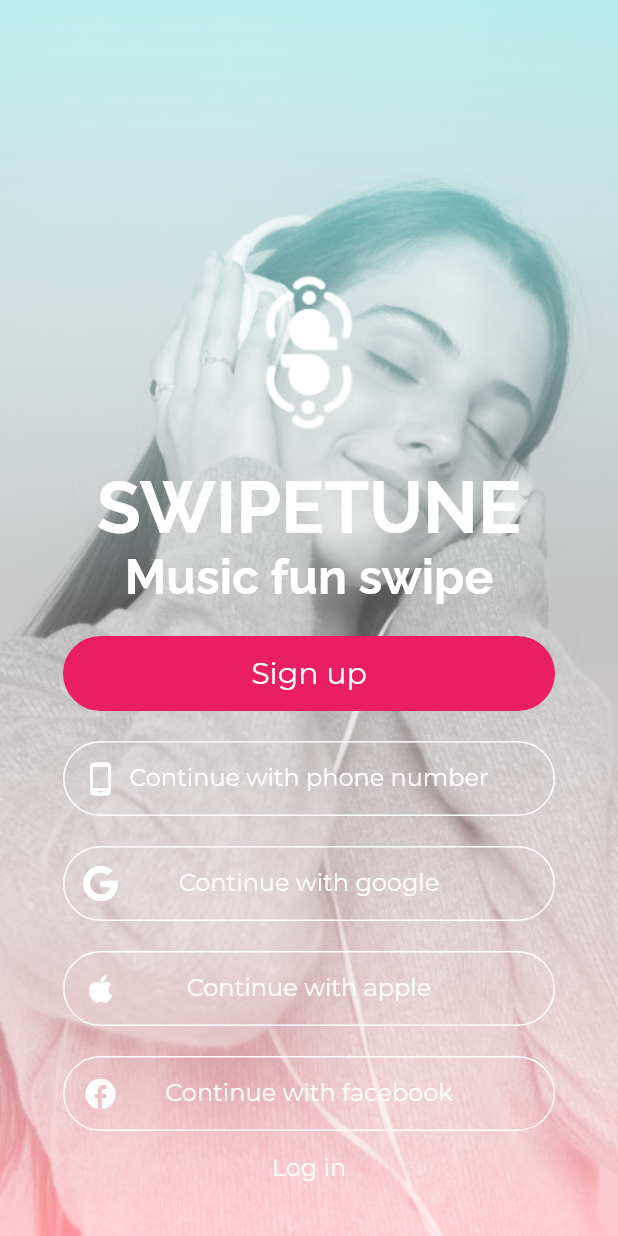
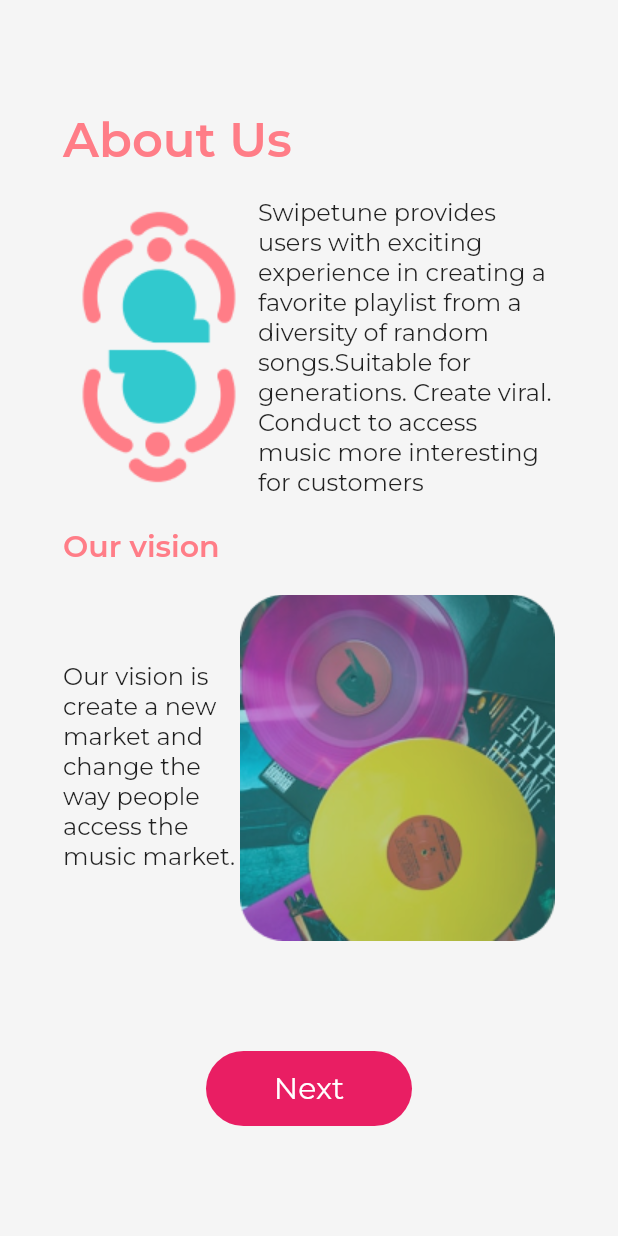
Before and after one commit to Huyuyh/Swipetune, a Flutter app: the screen it shows after launch, on a phone screen of 412 x 824 dp. Run offline on Flutter 3.47's test engine with Material 2 defaults, Android fonts, the light colour scheme and no system bars; our stand-ins replace font_awesome_flutter, get, google_fonts.

Commit message:
about us page

```diff
--- a/lib/main.dart
+++ b/lib/main.dart
@@ -1,5 +1,6 @@
 import 'package:flutter/material.dart';
 import 'package:get/get.dart';
+import 'package:swipetune/utils/constants.dart';
 import 'package:swipetune/utils/routes.dart';
 
 void main() {
@@ -16,7 +17,9 @@ class MyApp extends StatelessWidget {
       debugShowCheckedModeBanner: false,
       title: 'Swipetune',
       theme: ThemeData(
-        primarySwatch: Colors.blue,
+        primarySwatch: Colors.lightBlue,
+        appBarTheme: sAppBarTheme(),
+        scaffoldBackgroundColor: const Color(0xfff5f5f5),
       ),
       initialRoute: Routes.getHomeRoute(),
       getPages: Routes.routes,
--- /dev/null
+++ b/lib/screens/about_us_page.dart
@@ -0,0 +1,56 @@
+// ignore_for_file: prefer_const_constructors
+
+import 'package:flutter/material.dart';
+import 'package:flutter/src/widgets/framework.dart';
+import 'package:flutter/src/widgets/placeholder.dart';
+import 'package:google_fonts/google_fonts.dart';
+import 'package:swipetune/utils/constants.dart';
+import 'package:swipetune/widgets/about_us/about_us_logo.dart';
+import 'package:swipetune/widgets/about_us/our_vision.dart';
+import 'package:swipetune/widgets/button/button_small.dart';
+
+class AboutUsScreen extends StatelessWidget {
+  const AboutUsScreen({super.key});
+
+  @override
+  Widget build(BuildContext context) {
+    return Scaffold(
+      // appBar: AppBar(),
+      body: Container(
+        padding: sPadding(),
+        child: Column(
+          mainAxisAlignment: MainAxisAlignment.spaceEvenly,
+          children: [
+
+            Column(
+              crossAxisAlignment: CrossAxisAlignment.start,
+              children: [
+                Text(
+                  "About Us",
+                  style: GoogleFonts.montserrat(
+                      color: Color(0xffFF7D87),
+                      fontSize: 32,
+                      fontWeight: FontWeight.w600),
+                ),
+                SizedBox(height: 20),
+                AboutUs(),
+                SizedBox(height: 20),
+                Text(
+                  "Our vision",
+                  style: GoogleFonts.montserrat(
+                      color: Color(0xffFF7D87),
+                      fontSize: 20,
+                      fontWeight: FontWeight.w600),
+                ),
+                SizedBox(height: 20),
+                OurVision(),
+              ],
+            ),
+                Center(child: SolidButtonSmall(label: 'Next', color: Colors.pink,))
+
+          ],
+        ),
+      ),
+    );
+  }
+}
--- a/lib/screens/login_page.dart
+++ b/lib/screens/login_page.dart
@@ -3,6 +3,7 @@
 import 'package:flutter/material.dart';
 import 'package:flutter/src/widgets/framework.dart';
 import 'package:flutter/src/widgets/placeholder.dart';
+import 'package:swipetune/utils/constants.dart';
 import 'package:swipetune/widgets/button/button_large.dart';
 import 'package:swipetune/widgets/button/button_outline_large.dart';
 import 'package:swipetune/widgets/login/logo.dart';
@@ -52,7 +53,7 @@ class LoginScreen extends StatelessWidget {
               ),
               Center(
                 child: Padding(
-                  padding: EdgeInsets.fromLTRB(42, 0, 42, 0),
+                  padding: sPadding(),
                   child: Column(
                     mainAxisAlignment: MainAxisAlignment.end,
                     children: [
--- a/lib/utils/constants.dart
+++ b/lib/utils/constants.dart
@@ -0,0 +1,12 @@
+import 'package:flutter/material.dart';
+
+AppBarTheme sAppBarTheme() {
+  return AppBarTheme(
+    backgroundColor: Color(0xfff5f5f5),
+    elevation: 0,
+  );
+}
+
+EdgeInsets sPadding() {
+  return EdgeInsets.fromLTRB(42, 0, 42, 0);
+}
--- a/lib/utils/routes.dart
+++ b/lib/utils/routes.dart
@@ -1,14 +1,16 @@
 import 'package:get/get.dart';
 import 'package:swipetune/main.dart';
+import 'package:swipetune/screens/about_us_page.dart';
 import 'package:swipetune/screens/login_page.dart';
 
 class Routes {
-  static const String _home = "/";
+  static const String _login = "/";
+  static const String _aboutUs = "/AboutUs";
 
-  static String getHomeRoute() => _home;
+  static String getHomeRoute() => _aboutUs;
 
   static List<GetPage> routes = [
-    GetPage(name: _home, page: () => LoginScreen())
-
+    GetPage(name: _login, page: () => LoginScreen()),
+    GetPage(name: _aboutUs, page: () => AboutUsScreen())
   ];
 }
--- /dev/null
+++ b/lib/widgets/about_us/about_us_logo.dart
@@ -0,0 +1,30 @@
+import 'package:flutter/material.dart';
+import 'package:flutter/src/widgets/framework.dart';
+import 'package:flutter/src/widgets/placeholder.dart';
+import 'package:google_fonts/google_fonts.dart';
+
+class AboutUs extends StatelessWidget {
+  const AboutUs({super.key});
+
+  @override
+  Widget build(BuildContext context) {
+    return Row(
+      children: [
+        Container(
+          width: 130,
+          height: 200,
+          child: Image.asset('assets/images/logo_fill.png'),
+        ),
+        Expanded(
+          child: Container(
+            child: Text(
+              'Swipetune provides users with exciting experience in creating a favorite playlist from a diversity of random songs.Suitable for generations. Create viral. Conduct to access music more interesting for customers',
+              style: GoogleFonts.montserrat(
+                  fontSize: 16, fontWeight: FontWeight.w400),
+            ),
+          ),
+        )
+      ],
+    );
+  }
+}
--- /dev/null
+++ b/lib/widgets/about_us/our_vision.dart
@@ -0,0 +1,31 @@
+import 'package:flutter/material.dart';
+import 'package:flutter/src/widgets/framework.dart';
+import 'package:flutter/src/widgets/placeholder.dart';
+import 'package:google_fonts/google_fonts.dart';
+
+class OurVision extends StatelessWidget {
+  const OurVision({super.key});
+
+  @override
+  Widget build(BuildContext context) {
+    return Container(
+      child: Row(
+        children: [
+          Expanded(
+          child: Container(
+            child: Text(
+              'Our vision is create a new market and change the way people access the music market.',
+              style: GoogleFonts.montserrat(
+                  fontSize: 16, fontWeight: FontWeight.w400),
+            ),
+          ),
+        ),
+        Container(
+          width: 210,
+          height: 231,
+          child: Image.asset('assets/images/our_vision_image.png'))
+        ],
+      ),
+    );
+  }
+}
--- /dev/null
+++ b/lib/widgets/button/button_small.dart
@@ -0,0 +1,41 @@
+import 'package:flutter/material.dart';
+import 'package:flutter/src/widgets/framework.dart';
+import 'package:flutter/src/widgets/placeholder.dart';
+import 'package:google_fonts/google_fonts.dart';
+
+class SolidButtonSmall extends StatelessWidget {
+  const SolidButtonSmall(
+      {Key? key, this.onTap, required this.label, this.iconData, this.color})
+      : super(key: key);
+
+  final VoidCallback? onTap;
+  final String label;
+  final IconData? iconData;
+  final Color? color;
+
+  @override
+  Widget build(BuildContext context) {
+    return Container(
+      height: 50,
+      width: MediaQuery.of(context).size.width / 3,
+      decoration: BoxDecoration(
+        color: color ?? Colors.amber.withOpacity(0.2),
+        borderRadius: BorderRadius.circular(30),
+      ),
+      child: InkWell(
+        borderRadius: BorderRadius.circular(30),
+        onTap: onTap,
+        child: Row(
+          mainAxisAlignment: MainAxisAlignment.center,
+          children: [
+            if (iconData == null) Container() else Icon(iconData),
+            Text(label, style: GoogleFonts.montserrat(
+              color: Colors.white,
+              fontSize: 20,
+            ),)
+          ],
+        ),
+      ),
+    );
+  }
+}
--- a/pubspec.yaml
+++ b/pubspec.yaml
@@ -65,6 +65,9 @@ flutter:
   assets:
     - assets/images/login_background_img.png
     - assets/images/logo.png
+    - assets/images/logo_fill.png
+    - assets/images/our_vision_image.png
+
   # assets:
   #   - images/a_dot_burr.jpeg
   #   - images/a_dot_ham.jpeg
```
Also changed, not shown: assets/images/logo_fill.png (added), assets/images/our_vision_image.png (added).
